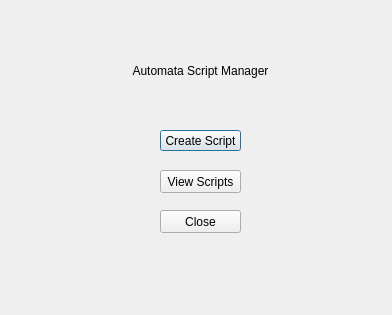
Before: the Qt Designer form main_layout.ui in greenphantom/Project-Automata, drawn with Qt 5.
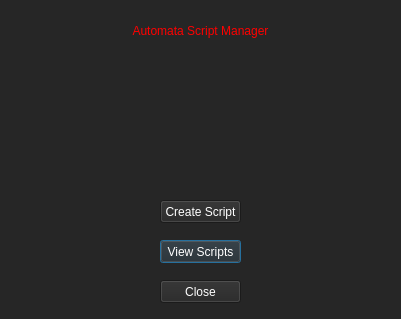
After: the same form once the commit is applied. Icons and pictures are not drawn.

```diff
--- a/main_layout.ui
+++ b/main_layout.ui
@@ -6,22 +6,29 @@
    <rect>
     <x>0</x>
     <y>0</y>
-    <width>392</width>
-    <height>315</height>
+    <width>401</width>
+    <height>319</height>
    </rect>
   </property>
   <property name="windowTitle">
    <string>Dialog</string>
   </property>
+  <property name="styleSheet">
+   <string notr="true">background-color: rgb(38, 38, 38);</string>
+  </property>
   <widget class="QLabel" name="title_label">
    <property name="geometry">
     <rect>
-     <x>20</x>
-     <y>30</y>
-     <width>361</width>
-     <height>81</height>
+     <x>40</x>
+     <y>10</y>
+     <width>321</width>
+     <height>41</height>
     </rect>
    </property>
+   <property name="styleSheet">
+    <string notr="true">font: 16pt &quot;Verdana&quot;;
+color: rgb(255, 0, 0);</string>
+   </property>
    <property name="text">
     <string>Automata Script Manager</string>
    </property>
@@ -32,28 +39,18 @@
     <set>Qt::AlignCenter</set>
    </property>
   </widget>
-  <widget class="QPushButton" name="create_button">
-   <property name="geometry">
-    <rect>
-     <x>160</x>
-     <y>130</y>
-     <width>81</width>
-     <height>21</height>
-    </rect>
-   </property>
-   <property name="text">
-    <string>Create Script</string>
-   </property>
-  </widget>
   <widget class="QPushButton" name="view_button">
    <property name="geometry">
     <rect>
      <x>160</x>
-     <y>170</y>
+     <y>240</y>
      <width>81</width>
      <height>23</height>
     </rect>
    </property>
+   <property name="styleSheet">
+    <string notr="true">color: rgb(255, 255, 255);</string>
+   </property>
    <property name="text">
     <string>View Scripts</string>
    </property>
@@ -62,15 +59,54 @@
    <property name="geometry">
     <rect>
      <x>160</x>
-     <y>210</y>
+     <y>280</y>
      <width>81</width>
      <height>23</height>
     </rect>
    </property>
+   <property name="styleSheet">
+    <string notr="true">color: rgb(255, 255, 255);</string>
+   </property>
    <property name="text">
     <string>Close</string>
    </property>
   </widget>
+  <widget class="QLabel" name="label">
+   <property name="geometry">
+    <rect>
+     <x>130</x>
+     <y>60</y>
+     <width>141</width>
+     <height>121</height>
+    </rect>
+   </property>
+   <property name="text">
+    <string/>
+   </property>
+   <property name="pixmap">
+    <pixmap>Automata.jpg</pixmap>
+   </property>
+   <property name="scaledContents">
+    <bool>true</bool>
+   </property>
+  </widget>
+  <widget class="QPushButton" name="create_button">
+   <property name="geometry">
+    <rect>
+     <x>160</x>
+     <y>200</y>
+     <width>81</width>
+     <height>23</height>
+    </rect>
+   </property>
+   <property name="styleSheet">
+    <string notr="true">color: rgb(255, 255, 255);
+border-color: rgb(255, 0, 0);</string>
+   </property>
+   <property name="text">
+    <string>Create Script</string>
+   </property>
+  </widget>
  </widget>
  <resources/>
  <connections/>
```
